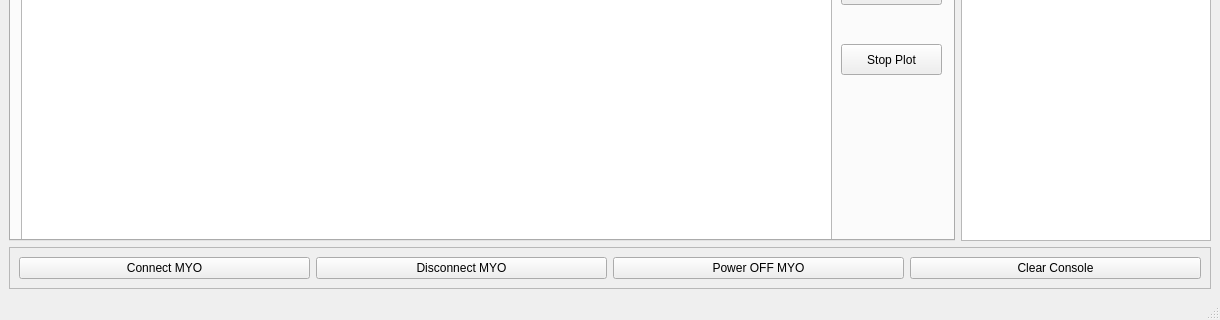
Above: GP.ui from hananabilabd/Computer-Vision-and-Neural-Machine-Interface-for-Upper-Limb-Prostheses before the change; both pictures show x 0 to 1220 and y 240 to 560 of the 1220 by 560 pixel window. Below: the same form after it.
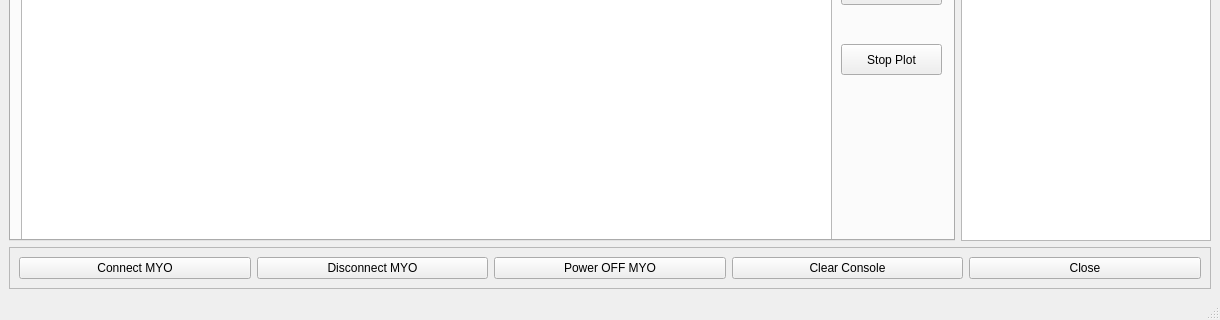
That is the form after the change. Custom widgets are drawn as their Qt base class.

```diff
--- a/GP.ui
+++ b/GP.ui
@@ -715,6 +715,13 @@
            </property>
           </widget>
          </item>
+         <item>
+          <widget class="QPushButton" name="pushButton_25">
+           <property name="text">
+            <string>Close</string>
+           </property>
+          </widget>
+         </item>
         </layout>
        </widget>
       </item>
```
